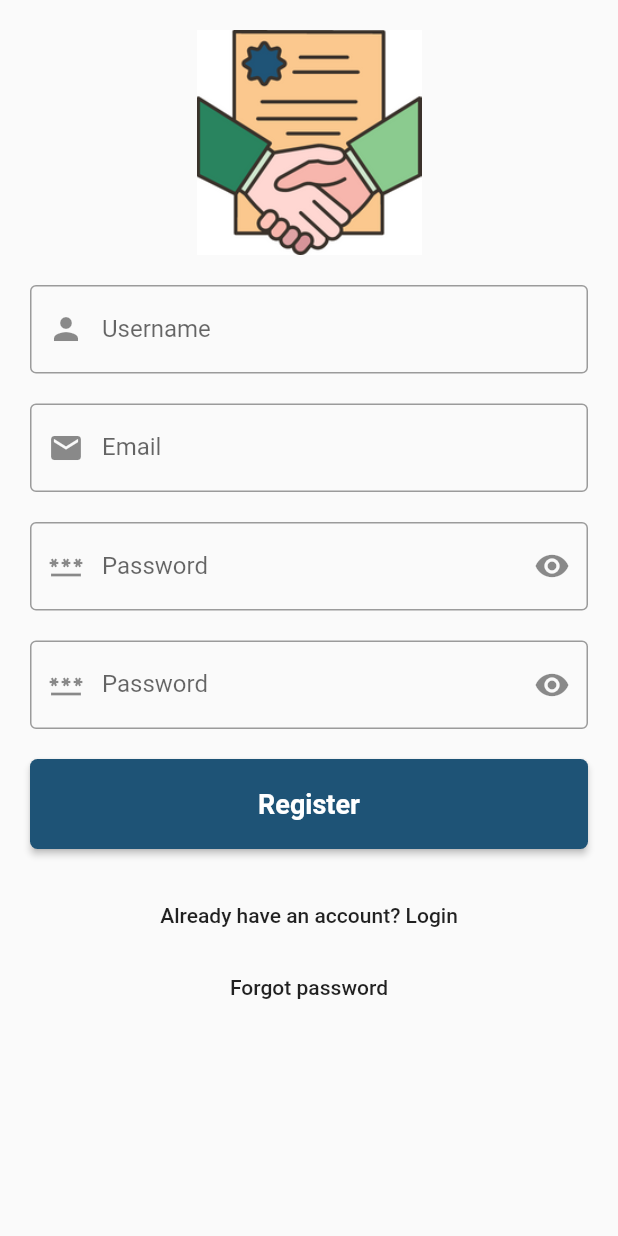
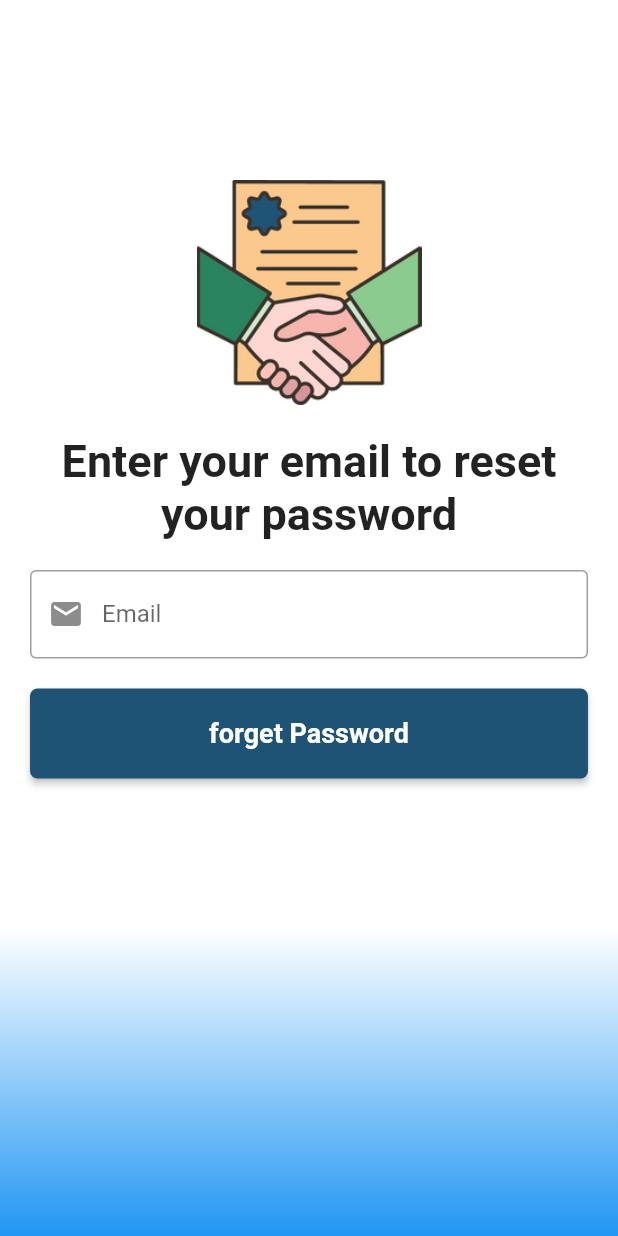
Before and after one commit to Devoro32/doc_saver_app_udemy, a Flutter app: the screen it shows after launch, after a tap on "Forgot password", on a phone screen of 412 x 824 dp. Run offline on Flutter 3.47's test engine with Material 2 defaults, Android fonts, the light colour scheme and no system bars; our stand-ins replace firebase_core; accounts and stored records are empty.

Commit message:
Forgot password UI

```diff
--- a/lib/helper/size_box_helper.dart
+++ b/lib/helper/size_box_helper.dart
@@ -4,4 +4,7 @@ class SizeBoxHelper {
   static SizedBox sizeBox20 = const SizedBox(
     height: 20,
   );
+  static SizedBox sizeBox100 = const SizedBox(
+    height: 100,
+  );
 }
--- a/lib/main.dart
+++ b/lib/main.dart
@@ -1,5 +1,7 @@
 import 'package:doc_saver_app/screens/authentication_screen.dart';
 import 'package:flutter/material.dart';
+
+import 'screens/forget_password_screen.dart';
 
 void main() {
   runApp(const MyApp());
@@ -26,6 +28,8 @@ class MyApp extends StatelessWidget {
       routes: {
         AuthenticationScreen.routeName: (context) =>
             const AuthenticationScreen(),
+        ForgetPasswordScreen.routeName: (context) =>
+            const ForgetPasswordScreen(),
       },
     );
   }
--- a/lib/screens/authentication_screen.dart
+++ b/lib/screens/authentication_screen.dart
@@ -1,7 +1,11 @@
 import 'package:doc_saver_app/helper/size_box_helper.dart';
+import 'package:doc_saver_app/provider/auth_provider.dart';
+import 'package:doc_saver_app/screens/forget_password_screen.dart';
 import 'package:doc_saver_app/widgets/custom_button.dart';
 import 'package:doc_saver_app/widgets/custom_text_field.dart';
+import 'package:doc_saver_app/widgets/screen_background.dart';
 import 'package:flutter/material.dart';
+import 'package:provider/provider.dart';
 
 class AuthenticationScreen extends StatefulWidget {
   static String routeName = '/authenticationScreen';
@@ -11,17 +15,22 @@ class AuthenticationScreen extends StatefulWidget {
   State<AuthenticationScreen> createState() => _AuthenticationScreenState();
 }
 
+class _AuthenticationScreenState extends State<AuthenticationScreen> {
   TextEditingController usernameController = TextEditingController();
   TextEditingController emailController = TextEditingController();
   TextEditingController passwordController = TextEditingController();
   TextEditingController confirmpasswordController = TextEditingController();
+  GlobalKey<FormState> _key = GlobalKey();
 
-class _AuthenticationScreenState extends State<AuthenticationScreen> {
   @override
   Widget build(BuildContext context) {
+    return ChangeNotifierProvider(
+      create: (context) => AuthProvider(),
+      child: Consumer<AuthProvider>(builder: (context, provider, _) {
         return Scaffold(
-      body: Padding(
-        padding: const EdgeInsets.all(20.0),
+          body: ScreenBackgroundWidget(
+            child: Form(
+              key: _key,
               child: ListView(
                 children: [
                   Image.asset(
@@ -29,7 +38,15 @@ class _AuthenticationScreenState extends State<AuthenticationScreen> {
                     height: 150,
                   ),
                   SizeBoxHelper.sizeBox20,
+                  if (!provider.isLogin)
                     CustomTextField(
+                      validator: (String? value) {
+                        if (value!.isEmpty) {
+                          return 'Please enter a username';
+                        } else {
+                          return null;
+                        }
+                      },
                       controller: usernameController,
                       hintText: 'Enter your username',
                       labelText: 'Username',
@@ -37,6 +54,13 @@ class _AuthenticationScreenState extends State<AuthenticationScreen> {
                     ),
                   SizeBoxHelper.sizeBox20,
                   CustomTextField(
+                    validator: (String? value) {
+                      if (value!.isEmpty) {
+                        return 'Please enter a valid email address';
+                      } else {
+                        return null;
+                      }
+                    },
                     controller: emailController,
                     hintText: 'Enter your email',
                     labelText: 'Email',
@@ -44,34 +68,90 @@ class _AuthenticationScreenState extends State<AuthenticationScreen> {
                   ),
                   SizeBoxHelper.sizeBox20,
                   CustomTextField(
+                    validator: (String? value) {
+                      if (value!.isEmpty || value.length < 8) {
+                        return 'Please enter a password, min 8 characters';
+                      } else {
+                        return null;
+                      }
+                    },
+                    obsecureText: provider.obscureText,
                     controller: passwordController,
                     hintText: 'Enter your password',
                     labelText: 'Password',
                     prefixIconData: Icons.password,
-              suffixIcon: const Icon(Icons.remove_red_eye),
+                    suffixIcon: IconButton(
+                      onPressed: () {
+                        provider.setObscureText();
+                      },
+                      icon: Icon(
+                        provider.obscureText
+                            ? Icons.remove_red_eye
+                            : Icons.visibility_off,
+                      ),
+                    ),
                   ),
                   SizeBoxHelper.sizeBox20,
+                  if (!provider.isLogin)
                     CustomTextField(
+                      validator: (String? value) {
+                        if (value!.isEmpty) {
+                          return 'Please enter a value';
+                        } else if (value != passwordController.text) {
+                          return 'Password does not match';
+                        } else {
+                          return null;
+                        }
+                      },
+                      obsecureText: provider.obscureText,
                       controller: confirmpasswordController,
                       hintText: 'Reenter your password',
                       labelText: 'Password',
                       prefixIconData: Icons.password,
-              suffixIcon: const Icon(Icons.remove_red_eye),
+                      suffixIcon: IconButton(
+                        onPressed: () {
+                          provider.setObscureText();
+                        },
+                        icon: Icon(
+                          provider.obscureText
+                              ? Icons.remove_red_eye
+                              : Icons.visibility_off,
+                        ),
+                      ),
                     ),
                   SizeBoxHelper.sizeBox20,
-            CustomButton(onPressed: () {}, title: 'Register'),
+                  CustomButton(
+                    onPressed: () {
+                      if (_key.currentState!.validate()) {
+                        //TODO: Authentication code
+                      }
+                    },
+                    title: provider.isLogin ? ' Login' : 'Register',
+                  ),
                   SizeBoxHelper.sizeBox20,
                   MaterialButton(
-              onPressed: () {},
-              child: const Text('Already have an account? Login'),
+                    onPressed: () {
+                      provider.setIsLogin();
+                    },
+                    child: Text(
+                      provider.isLogin
+                          ? 'Don\'t have an account?Register'
+                          : 'Already have an account? Login',
+                    ),
                   ),
                   MaterialButton(
-              onPressed: () {},
+                    onPressed: () {
+                      Navigator.of(context)
+                          .pushNamed(ForgetPasswordScreen.routeName);
+                    },
                     child: const Text('Forgot password'),
                   ),
                 ],
               ),
             ),
+          ),
+        );
+      }),
     );
   }
 }
--- /dev/null
+++ b/lib/screens/forget_password_screen.dart
@@ -0,0 +1,56 @@
+import 'package:doc_saver_app/helper/size_box_helper.dart';
+import 'package:doc_saver_app/widgets/custom_button.dart';
+import 'package:doc_saver_app/widgets/custom_text_field.dart';
+import 'package:doc_saver_app/widgets/screen_background.dart';
+import 'package:flutter/material.dart';
+
+class ForgetPasswordScreen extends StatefulWidget {
+  static String routeName = '/forgetPasswordScreen';
+  const ForgetPasswordScreen({super.key});
+
+  @override
+  State<ForgetPasswordScreen> createState() => _ForgetPasswordScreenState();
+}
+
+class _ForgetPasswordScreenState extends State<ForgetPasswordScreen> {
+  TextEditingController emailController = TextEditingController();
+  @override
+  Widget build(BuildContext context) {
+    return Scaffold(
+      body: ScreenBackgroundWidget(
+        child: ListView(children: [
+          SizeBoxHelper.sizeBox100,
+          Image.asset(
+            'assets/images/icon_image.png',
+            height: 150,
+          ),
+          SizeBoxHelper.sizeBox20,
+          const Text(
+            'Enter your email to reset your password',
+            textAlign: TextAlign.center,
+            style: TextStyle(fontWeight: FontWeight.bold, fontSize: 30),
+          ),
+          SizeBoxHelper.sizeBox20,
+          CustomTextField(
+            controller: emailController,
+            labelText: 'Email',
+            hintText: 'Enter your email',
+            prefixIconData: Icons.email,
+            validator: (String? value) {
+              if (value!.isEmpty) {
+                return 'Please enter a value';
+              } else {
+                return null;
+              }
+            },
+          ),
+          SizeBoxHelper.sizeBox20,
+          CustomButton(
+            onPressed: () {},
+            title: 'forget Password',
+          )
+        ]),
+      ),
+    );
+  }
+}
--- a/lib/widgets/custom_text_field.dart
+++ b/lib/widgets/custom_text_field.dart
@@ -6,6 +6,8 @@ class CustomTextField extends StatelessWidget {
   final String labelText;
   final IconData prefixIconData;
   final Widget? suffixIcon;
+  final String? Function(String?)? validator;
+  final bool obsecureText;
 
   const CustomTextField({
     super.key,
@@ -13,19 +15,23 @@ class CustomTextField extends StatelessWidget {
     required this.labelText,
     required this.hintText,
     required this.prefixIconData,
+    required this.validator,
     this.suffixIcon,
+    this.obsecureText = false,
   });
 
   @override
   Widget build(BuildContext context) {
-    return TextField(
+    return TextFormField(
       controller: controller,
+      obscureText: obsecureText,
       decoration: InputDecoration(
         hintText: hintText,
         labelText: labelText,
         prefixIcon: Icon(prefixIconData),
         suffixIcon: suffixIcon,
       ),
+      validator: validator,
     );
   }
 }
--- /dev/null
+++ b/lib/widgets/screen_background.dart
@@ -0,0 +1,32 @@
+import 'package:flutter/material.dart';
+
+class ScreenBackgroundWidget extends StatelessWidget {
+  final Widget child;
+
+  const ScreenBackgroundWidget({super.key, required this.child});
+
+  @override
+  Widget build(BuildContext context) {
+    return Container(
+      height: MediaQuery.of(context).size.height,
+      width: MediaQuery.of(context).size.width,
+      decoration: const BoxDecoration(
+        gradient: LinearGradient(
+          begin: Alignment.topCenter,
+          end: Alignment.bottomCenter,
+          colors: [
+            Colors.white,
+            Colors.white,
+            Colors.white,
+            Colors.white,
+            Colors.blue
+          ],
+        ),
+      ),
+      child: Padding(
+        padding: const EdgeInsets.all(20.0),
+        child: child,
+      ),
+    );
+  }
+}
--- a/pubspec.yaml
+++ b/pubspec.yaml
@@ -36,6 +36,8 @@ dependencies:
   # The following adds the Cupertino Icons font to your application.
   # Use with the CupertinoIcons class for iOS style icons.
   cupertino_icons: ^1.0.2
+  provider: ^6.0.5
+  firebase_core: ^2.10.0
 
 dev_dependencies:
   flutter_test:
```
Also changed, not shown: lib/provider/auth_provider.dart (added, +19 -0 lines), lib/firebase_options.dart (added), pubspec.lock, 4 other files. Lines whose indentation alone changed are shown as unchanged.
